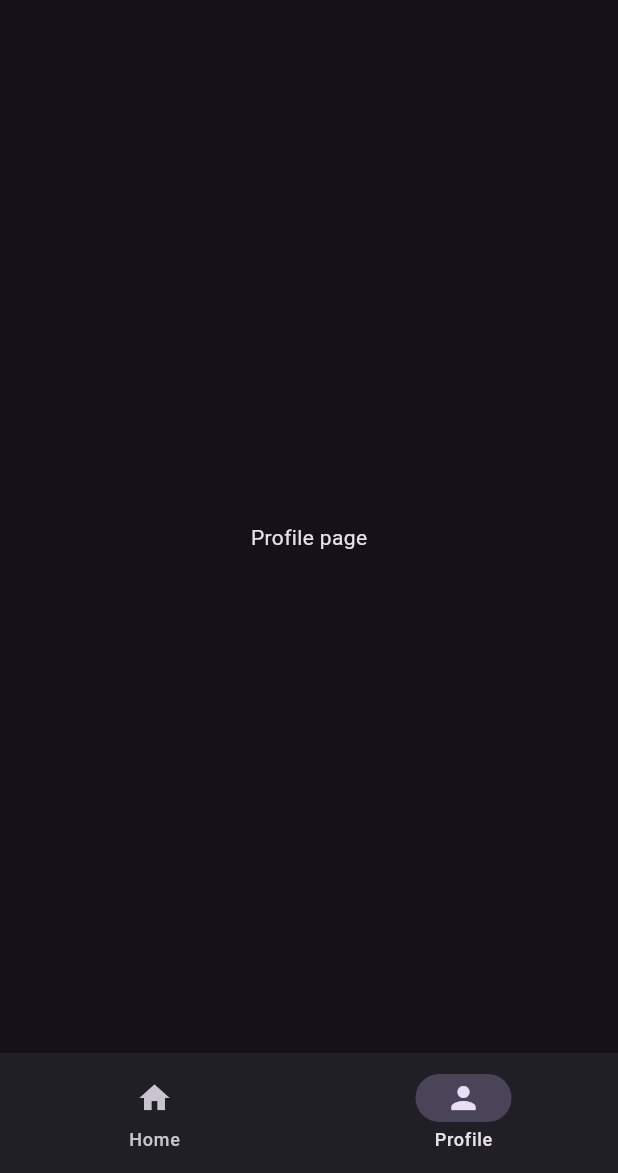
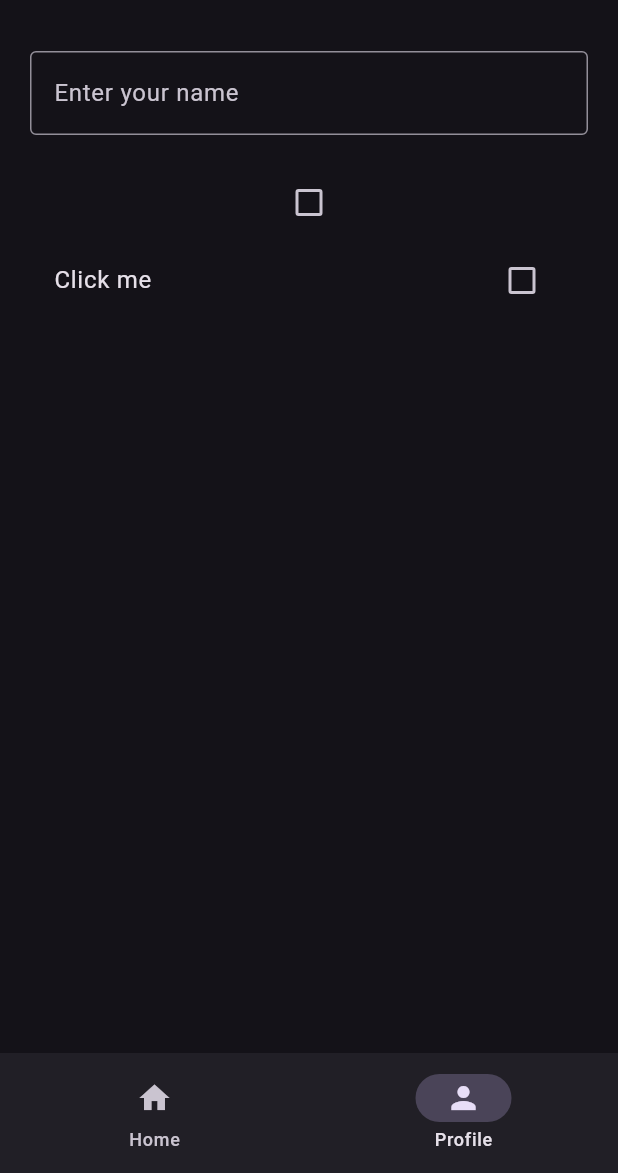
Before and after one commit to MykhailoZaichenko/first_app, a Flutter app: the screen it shows after launch, item 2 of the bottom bar chosen, on a phone screen of 412 x 824 dp, the part 63-1236 px from its top. Run offline on Flutter 3.47's test engine with Material 3 defaults, Android fonts, the phone set to English and light mode, and no system bars.

Commit message:
text field and checkboxes

```diff
--- a/lib/views/pages/profile_page.dart
+++ b/lib/views/pages/profile_page.dart
@@ -8,8 +8,46 @@ class ProfilePage extends StatefulWidget {
 }
 
 class _ProfilePageState extends State<ProfilePage> {
+  TextEditingController controller = TextEditingController();
+  bool? isChenked = false;
   @override
   Widget build(BuildContext context) {
-    return Center(child: Text('Profile page'));
+    return Padding(
+      padding: const EdgeInsets.all(20.0),
+      child: Column(
+        children: [
+          TextField(
+            controller: controller,
+            decoration: InputDecoration(
+              border: OutlineInputBorder(),
+              labelText: 'Enter your name',
+            ),
+            onEditingComplete: () {
+              setState(() {});
+            },
+          ),
+          Text(controller.text),
+          Checkbox(
+            tristate: true,
+            value: isChenked,
+            onChanged: (bool? value) {
+              setState(() {
+                isChenked = value;
+              });
+            },
+          ),
+          CheckboxListTile(
+            tristate: true,
+            title: Text('Click me'),
+            value: isChenked,
+            onChanged: (bool? value) {
+              setState(() {
+                isChenked = value;
+              });
+            },
+          ),
+        ],
+      ),
+    );
   }
 }
```
